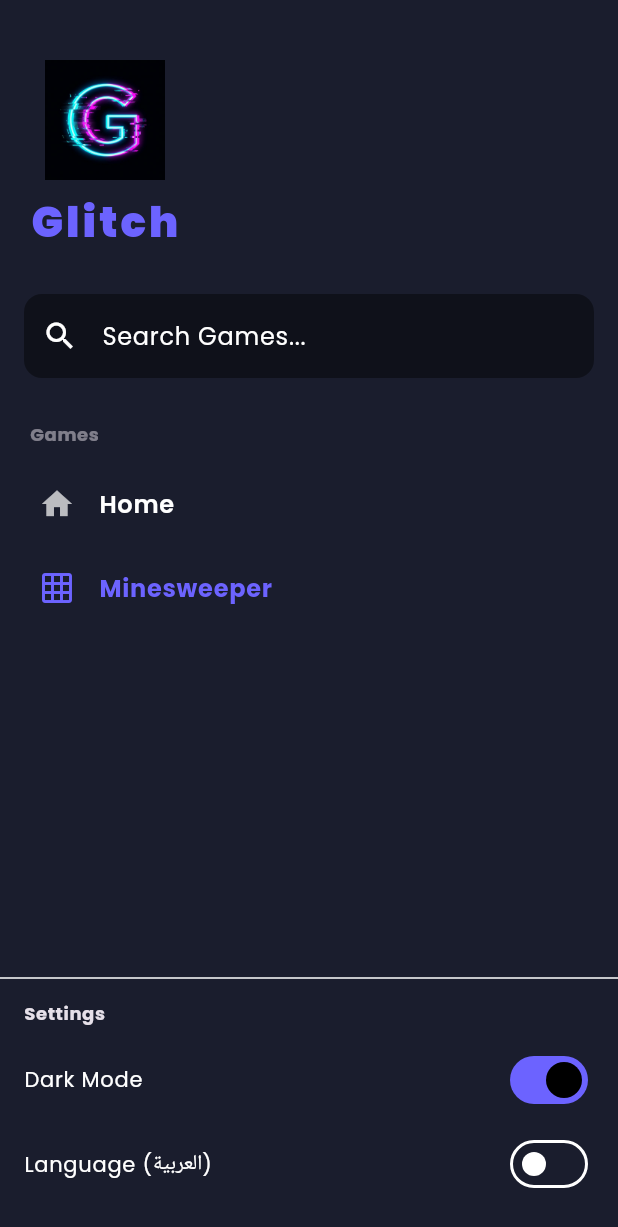
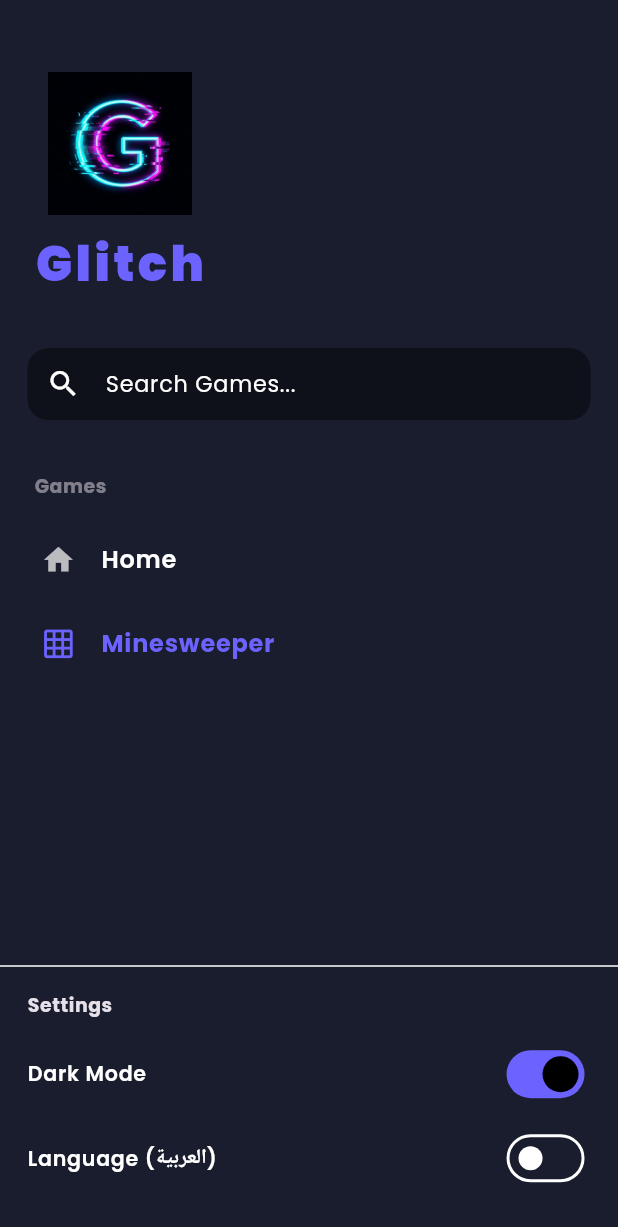
Before and after one commit to Kerolos77/Glitch, a Flutter app: the SidebarWidget widget shown alone on an empty page, opened directly, after a tap on "Minesweeper", on a phone screen of 412 x 824 dp. Shown: the top 1227 px of the screen. Run offline on Flutter 3.47's test engine with Material 3 defaults, Android fonts, the phone set to English and light mode, and no system bars; our stand-ins replace easy_localization, equatable, flutter_bloc, flutter_screenutil, google_fonts, shared_preferences; missing offline and left inert: dart:html; accounts and stored records are empty.

Commit message:
Implement mobile responsiveness with ScreenUtil and add professional README

```diff
--- a/lib/features/home/presentation/pages/home_page.dart
+++ b/lib/features/home/presentation/pages/home_page.dart
@@ -1,51 +1,72 @@
 import 'package:flutter/material.dart';
+import 'package:flutter_screenutil/flutter_screenutil.dart';
 import 'package:provider/provider.dart';
 import 'package:online_games/core/providers/navigation_provider.dart';
 import 'package:online_games/features/minesweeper/presentation/pages/minesweeper_page.dart';
 import '../widgets/sidebar_widget.dart';
 import '../widgets/games_grid_widget.dart';
 
-class HomePage extends StatelessWidget {
+class HomePage extends StatefulWidget {
   const HomePage({super.key});
+
+  @override
+  State<HomePage> createState() => _HomePageState();
+}
+
+class _HomePageState extends State<HomePage> {
+  final GlobalKey<ScaffoldState> _scaffoldKey = GlobalKey<ScaffoldState>();
 
   @override
   Widget build(BuildContext context) {
     return Consumer<NavigationProvider>(
       builder: (context, navProvider, child) {
+        return LayoutBuilder(
+          builder: (context, constraints) {
+            final bool isMobile = constraints.maxWidth < 900;
+
             return Scaffold(
+              key: _scaffoldKey,
+              // Use Sidebar as a Drawer on mobile
+              drawer: isMobile ? SizedBox(
+                width: 280.w,
+                child: const SidebarWidget(),
+              ) : null,
               body: Row(
                 children: [
-              // Animated Sidebar
+                  // Side panel on Desktop
+                  if (!isMobile)
                     AnimatedContainer(
                       duration: const Duration(milliseconds: 300),
-                width: navProvider.isSidebarVisible ? 280.0 : 0.0,
+                      width: navProvider.isSidebarVisible ? 280.w : 0.0,
                       child: const ClipRect(
                         child: OverflowBox(
-                    minWidth: 280.0,
-                    maxWidth: 280.0,
+                          minWidth: 280,
+                          maxWidth: 280,
                           alignment: Alignment.centerLeft,
-                    child: const SidebarWidget(),
+                          child: SidebarWidget(),
                         ),
                       ),
                     ),
 
                   // Main Content
                   Expanded(
-                child: _buildBody(navProvider.selectedGame),
+                    child: _buildBody(navProvider.selectedGame, isMobile),
                   ),
                 ],
               ),
             );
           },
         );
+      },
+    );
   }
 
-  Widget _buildBody(String? selectedGame) {
+  Widget _buildBody(String? selectedGame, bool isMobile) {
     switch (selectedGame) {
       case 'minesweeper':
-        return const MinesweeperPage();
+        return MinesweeperPage(isMobile: isMobile, scaffoldKey: _scaffoldKey);
       default:
-        return const GamesGridWidget();
+        return GamesGridWidget(isMobile: isMobile, scaffoldKey: _scaffoldKey);
     }
   }
 }
--- a/lib/features/home/presentation/widgets/sidebar_widget.dart
+++ b/lib/features/home/presentation/widgets/sidebar_widget.dart
@@ -1,6 +1,7 @@
 import 'package:flutter/material.dart';
 import 'package:easy_localization/easy_localization.dart';
 import 'package:provider/provider.dart';
+import 'package:flutter_screenutil/flutter_screenutil.dart';
 import 'package:online_games/core/providers/navigation_provider.dart';
 import '../../../../core/providers/theme_provider.dart';
 
@@ -17,30 +18,35 @@ class SidebarWidget extends StatelessWidget {
       child: Column(
         crossAxisAlignment: CrossAxisAlignment.start,
         children: [
-          const SizedBox(height: 40),
+          SizedBox(height: 40.h),
           Padding(
-            padding: const EdgeInsets.symmetric(horizontal: 20.0),
+            padding: EdgeInsets.symmetric(horizontal: 20.w),
             child: InkWell(
-              onTap: () => navProvider.selectGame(null),
+              onTap: () {
+                navProvider.selectGame(null);
+                if (Scaffold.of(context).isDrawerOpen) {
+                  Navigator.pop(context);
+                }
+              },
               child: Column(
                 children: [
                   // Logo Placeholder (Expecting assets/images/logo.png)
                   Image.asset(
                     'assets/images/logo.png',
-                    height: 80,
+                    height: 80.h,
                     errorBuilder: (context, error, stackTrace) => Icon(
                       Icons.electric_bolt, // Glitch/Flash icon
-                      size: 60,
+                      size: 60.r,
                       color: Theme.of(context).colorScheme.primary,
                     ),
                   ),
-                  const SizedBox(height: 10),
+                  SizedBox(height: 10.h),
                   Text(
                     'app_name'.tr(),
                     style: Theme.of(context).textTheme.titleLarge?.copyWith(
-                          fontSize: 28,
+                          fontSize: 28.sp,
                           fontWeight: FontWeight.w900,
-                          letterSpacing: 2,
+                          letterSpacing: 2.w,
                           color: Theme.of(context).colorScheme.primary,
                         ),
                   ),
@@ -48,12 +54,12 @@ class SidebarWidget extends StatelessWidget {
               ),
             ),
           ),
-          const SizedBox(height: 30),
+          SizedBox(height: 30.h),
           _buildSearchField(context),
-          const SizedBox(height: 20),
+          SizedBox(height: 20.h),
           Expanded(
             child: ListView(
-              padding: const EdgeInsets.symmetric(horizontal: 10),
+              padding: EdgeInsets.symmetric(horizontal: 10.w),
               children: [
                 _buildSectionTitle(context, 'games'.tr()),
                 _buildNavItem(
@@ -61,21 +67,31 @@ class SidebarWidget extends StatelessWidget {
                   Icons.home,
                   'Home',
                   isSelected: navProvider.selectedGame == null,
-                  onTap: () => navProvider.selectGame(null),
+                  onTap: () {
+                    navProvider.selectGame(null);
+                    if (Scaffold.of(context).isDrawerOpen) {
+                      Navigator.pop(context);
+                    }
+                  },
                 ),
                 _buildNavItem(
                   context,
                   Icons.grid_on,
                   'Minesweeper',
                   isSelected: navProvider.selectedGame == 'minesweeper',
-                  onTap: () => navProvider.selectGame('minesweeper'),
+                  onTap: () {
+                    navProvider.selectGame('minesweeper');
+                    if (Scaffold.of(context).isDrawerOpen) {
+                      Navigator.pop(context);
+                    }
+                  },
                 ),
               ],
             ),
           ),
           const Divider(),
           _buildSettingsSection(context, themeProvider),
-          const SizedBox(height: 20),
+          SizedBox(height: 20.h),
         ],
       ),
     );
@@ -83,28 +99,32 @@ class SidebarWidget extends StatelessWidget {
 
   Widget _buildSearchField(BuildContext context) {
     return Padding(
-      padding: const EdgeInsets.symmetric(horizontal: 16.0),
+      padding: EdgeInsets.symmetric(horizontal: 16.w),
       child: TextField(
         decoration: InputDecoration(
           hintText: 'search'.tr(),
-          prefixIcon: const Icon(Icons.search),
+          hintStyle: TextStyle(fontSize: 13.sp),
+          prefixIcon: Icon(Icons.search, size: 20.r),
           filled: true,
           fillColor: Theme.of(context).scaffoldBackgroundColor,
+          contentPadding: EdgeInsets.symmetric(vertical: 10.h),
           border: OutlineInputBorder(
-            borderRadius: BorderRadius.circular(12),
+            borderRadius: BorderRadius.circular(12.r),
             borderSide: BorderSide.none,
           ),
         ),
+        style: TextStyle(fontSize: 14.sp),
       ),
     );
   }
 
   Widget _buildSectionTitle(BuildContext context, String title) {
     return Padding(
-      padding: const EdgeInsets.symmetric(horizontal: 10, vertical: 10),
+      padding: EdgeInsets.symmetric(horizontal: 10.w, vertical: 10.h),
       child: Text(
         title,
         style: Theme.of(context).textTheme.bodySmall?.copyWith(
+              fontSize: 11.sp,
               color: Theme.of(context).textTheme.bodySmall?.color?.withValues(alpha: 0.5),
               fontWeight: FontWeight.bold,
             ),
@@ -114,9 +134,13 @@ class SidebarWidget extends StatelessWidget {
 
   Widget _buildNavItem(BuildContext context, IconData icon, String title, {bool isSelected = false, VoidCallback? onTap}) {
     return ListTile(
-      leading: Icon(icon, color: isSelected ? Theme.of(context).colorScheme.primary : Theme.of(context).iconTheme.color?.withValues(alpha: 0.7)),
-      title: Text(title, style: TextStyle(fontWeight: isSelected ? FontWeight.bold : FontWeight.w600, color: isSelected ? Theme.of(context).colorScheme.primary : null)),
-      shape: RoundedRectangleBorder(borderRadius: BorderRadius.circular(10)),
+      leading: Icon(icon,
+          size: 20.r,
+          color: isSelected ? Theme.of(context).colorScheme.primary : Theme.of(context).iconTheme.color?.withValues(alpha: 0.7)),
+      title: Text(title, style: TextStyle(
+          fontSize: 14.sp,
+          fontWeight: isSelected ? FontWeight.bold : FontWeight.w600, color: isSelected ? Theme.of(context).colorScheme.primary : null)),
+      shape: RoundedRectangleBorder(borderRadius: BorderRadius.circular(10.r)),
       tileColor: isSelected ? Theme.of(context).colorScheme.primary.withValues(alpha: 0.1) : null,
       hoverColor: Theme.of(context).colorScheme.primary.withValues(alpha: 0.1),
       onTap: onTap ?? () {},
@@ -127,27 +151,28 @@ class SidebarWidget extends StatelessWidget {
     final isArabic = context.locale.languageCode == 'ar';
 
     return Padding(
-      padding: const EdgeInsets.symmetric(horizontal: 16.0),
+      padding: EdgeInsets.symmetric(horizontal: 16.w),
       child: Column(
         crossAxisAlignment: CrossAxisAlignment.start,
         children: [
           Padding(
-            padding: const EdgeInsets.symmetric(vertical: 8.0),
+            padding: EdgeInsets.symmetric(vertical: 8.h),
             child: Text(
               'settings'.tr(),
               style: Theme.of(context).textTheme.bodySmall?.copyWith(
+                    fontSize: 11.sp,
                     fontWeight: FontWeight.bold,
                   ),
             ),
           ),
           SwitchListTile(
-            title: Text('dark_mode'.tr(), style: const TextStyle(fontSize: 14)),
+            title: Text('dark_mode'.tr(), style: TextStyle(fontSize: 12.sp, fontWeight: FontWeight.w600)),
             value: themeProvider.isDarkMode,
             onChanged: (value) => themeProvider.toggleTheme(),
             contentPadding: EdgeInsets.zero,
           ),
           SwitchListTile(
-            title: Text('${'language'.tr()} (العربية)', style: const TextStyle(fontSize: 14)),
+            title: Text('${'language'.tr()} (العربية)', style: TextStyle(fontSize: 12.sp, fontWeight: FontWeight.w600)),
             value: isArabic,
             onChanged: (value) {
               if (value) {
--- a/lib/features/minesweeper/presentation/pages/minesweeper_page.dart
+++ b/lib/features/minesweeper/presentation/pages/minesweeper_page.dart
@@ -3,13 +3,21 @@ import 'package:flutter/services.dart';
 import 'package:easy_localization/easy_localization.dart';
 import 'package:flutter_bloc/flutter_bloc.dart';
 import 'package:provider/provider.dart';
+import 'package:flutter_screenutil/flutter_screenutil.dart';
 import 'package:online_games/core/providers/navigation_provider.dart';
 import '../cubit/minesweeper_cubit.dart';
 import '../cubit/minesweeper_state.dart';
 import '../widgets/minesweeper_cell.dart';
 
 class MinesweeperPage extends StatefulWidget {
-  const MinesweeperPage({super.key});
+  final bool isMobile;
+  final GlobalKey<ScaffoldState> scaffoldKey;
+
+  const MinesweeperPage({
+    super.key,
+    required this.isMobile,
+    required this.scaffoldKey,
+  });
 
   @override
   State<MinesweeperPage> createState() => _MinesweeperPageState();
@@ -62,26 +70,32 @@ class _MinesweeperPageState extends State<MinesweeperPage> {
             appBar: AppBar(
               leading: IconButton(
                 icon: const Icon(Icons.menu),
-                onPressed: () => context.read<NavigationProvider>().toggleSidebar(),
+                onPressed: () {
+                  if (widget.isMobile) {
+                    widget.scaffoldKey.currentState?.openDrawer();
+                  } else {
+                    context.read<NavigationProvider>().toggleSidebar();
+                  }
+                },
               ),
               title: BlocBuilder<MinesweeperCubit, MinesweeperState>(
                 builder: (context, state) {
                   return Column(
                     mainAxisSize: MainAxisSize.min,
                     children: [
-                      const Text('Minesweeper', style: TextStyle(fontSize: 18)),
+                      Text('Minesweeper', style: TextStyle(fontSize: 18.sp)),
                       Row(
                         mainAxisAlignment: MainAxisAlignment.center,
                         children: [
-                          const Icon(Icons.timer, size: 14),
-                          const SizedBox(width: 4),
-                          Text(_formatTime(state.secondsElapsed), style: const TextStyle(fontSize: 12)),
+                          Icon(Icons.timer, size: 14.sp),
+                          SizedBox(width: 4.w),
+                          Text(_formatTime(state.secondsElapsed), style: TextStyle(fontSize: 12.sp)),
                           if (state.bestTime != null) ...[
-                            const SizedBox(width: 12),
-                            const Icon(Icons.emoji_events, size: 14, color: Colors.amber),
-                            const SizedBox(width: 4),
+                            SizedBox(width: 12.w),
+                            Icon(Icons.emoji_events, size: 14.sp, color: Colors.amber),
+                            SizedBox(width: 4.w),
                             Text('${'best'.tr()}: ${_formatTime(state.bestTime!)}',
-                                style: const TextStyle(fontSize: 12, fontWeight: FontWeight.bold)),
+                                style: TextStyle(fontSize: 12.sp, fontWeight: FontWeight.bold)),
                           ],
                         ],
                       ),
@@ -184,7 +198,7 @@ class _MinesweeperPageState extends State<MinesweeperPage> {
             ),
             body: Center(
               child: Padding(
-                padding: const EdgeInsets.all(16.0),
+                padding: EdgeInsets.all(12.w),
                 child: BlocBuilder<MinesweeperCubit, MinesweeperState>(
                   builder: (context, state) {
                     if (state is MinesweeperInitial || state is MinesweeperGameOver) {
@@ -196,10 +210,10 @@ class _MinesweeperPageState extends State<MinesweeperPage> {
                       return AspectRatio(
                         aspectRatio: cols / rows,
                         child: Container(
-                          padding: const EdgeInsets.all(8.0),
+                          padding: EdgeInsets.all(4.w),
                           decoration: BoxDecoration(
                             color: isDark ? Theme.of(context).cardColor : Colors.grey[100],
-                            borderRadius: BorderRadius.circular(12),
+                            borderRadius: BorderRadius.circular(12.r),
                             border: Border.all(
                               color: isDark ? Colors.white10 : Colors.black.withValues(alpha: 0.1),
                               width: 1,
@@ -215,8 +229,8 @@ class _MinesweeperPageState extends State<MinesweeperPage> {
                             physics: const NeverScrollableScrollPhysics(),
                             gridDelegate: SliverGridDelegateWithFixedCrossAxisCount(
                               crossAxisCount: cols,
-                              crossAxisSpacing: 4,
-                              mainAxisSpacing: 4,
+                              crossAxisSpacing: 2.w,
+                              mainAxisSpacing: 2.w,
                             ),
                             itemCount: rows * cols,
                             itemBuilder: (context, index) {
@@ -258,18 +272,21 @@ class _MinesweeperPageState extends State<MinesweeperPage> {
         Row(
           mainAxisAlignment: MainAxisAlignment.spaceBetween,
           children: [
-            Text(label, style: const TextStyle(fontWeight: FontWeight.w600)),
-            Text(value.toString(), style: TextStyle(color: Theme.of(context).colorScheme.primary, fontWeight: FontWeight.bold)),
+            Text(label, style: TextStyle(fontWeight: FontWeight.w600, fontSize: 14.sp)),
+            Text(value.toString(),
+                style: TextStyle(
+                    color: Theme.of(context).colorScheme.primary, fontWeight: FontWeight.bold, fontSize: 14.sp)),
           ],
         ),
         Slider(
           value: value.toDouble(),
           min: min.toDouble(),
           max: max.toDouble(),
+          activeColor: Theme.of(context).colorScheme.primary,
           divisions: max - min > 0 ? max - min : 1,
           onChanged: onChanged,
         ),
-        const SizedBox(height: 10),
+        SizedBox(height: 10.h),
       ],
     );
   }
--- a/pubspec.yaml
+++ b/pubspec.yaml
@@ -40,6 +40,7 @@ dependencies:
   google_fonts: ^8.0.2
   flutter_bloc: ^9.1.1
   equatable: ^2.0.8
+  flutter_screenutil: ^5.9.3
 
 dev_dependencies:
   flutter_test:
```
Also changed, not shown: lib/features/home/presentation/widgets/games_grid_widget.dart (+31 -15 lines), lib/main.dart (+9 -1 lines), pubspec.lock, 1 other file. Lines whose indentation alone changed are shown as unchanged.
